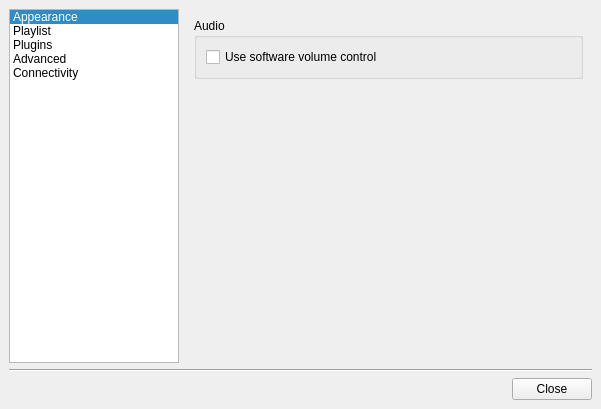
The window that src/ui/forms/configdialog.ui (ksv1986/qmmp-staging) describes before a commit, drawn with Qt 5.
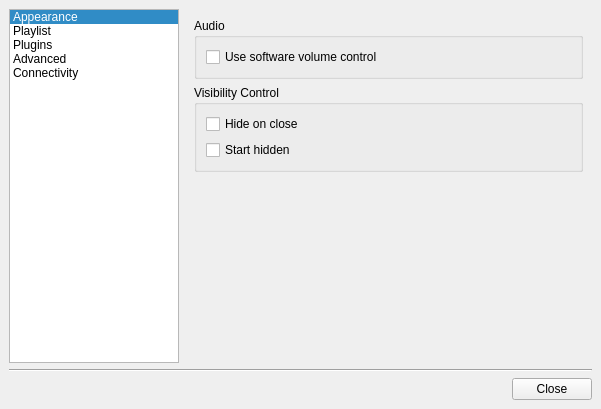
The same window after the commit. The open tabs and pages were chosen to show the change. Icons and pictures are not drawn.

Commit message: some visibility options

Patch:
```diff
--- a/src/ui/forms/configdialog.ui
+++ b/src/ui/forms/configdialog.ui
@@ -690,6 +690,29 @@
            </layout>
           </widget>
          </item>
+         <item>
+          <widget class="QGroupBox" name="visibilityGroupBox" >
+           <property name="title" >
+            <string>Visibility Control</string>
+           </property>
+           <layout class="QVBoxLayout" >
+            <item>
+             <widget class="QCheckBox" name="hideOnCloseCheckBox" >
+              <property name="text" >
+               <string>Hide on close</string>
+              </property>
+             </widget>
+            </item>
+            <item>
+             <widget class="QCheckBox" name="hiddenCheckBox" >
+              <property name="text" >
+               <string>Start hidden</string>
+              </property>
+             </widget>
+            </item>
+           </layout>
+          </widget>
+         </item>
          <item>
           <spacer>
            <property name="orientation" >
@@ -697,8 +720,8 @@
            </property>
            <property name="sizeHint" >
             <size>
-             <width>20</width>
-             <height>251</height>
+             <width>387</width>
+             <height>151</height>
             </size>
            </property>
           </spacer>
```
The commit also changes 12 other files.
